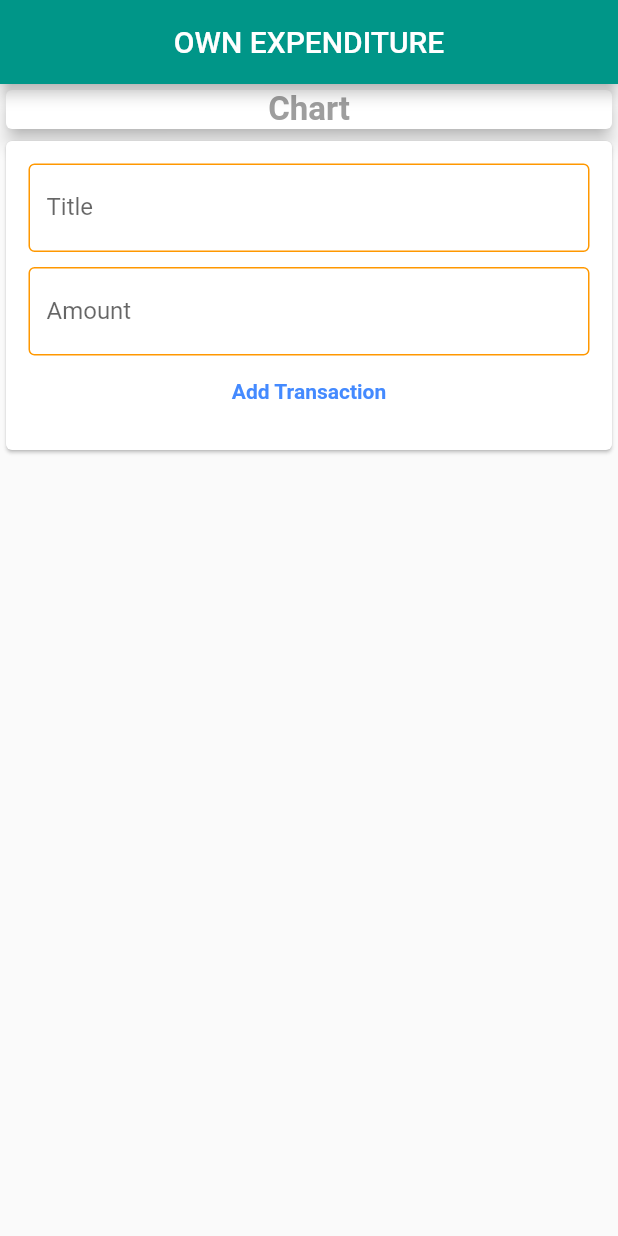
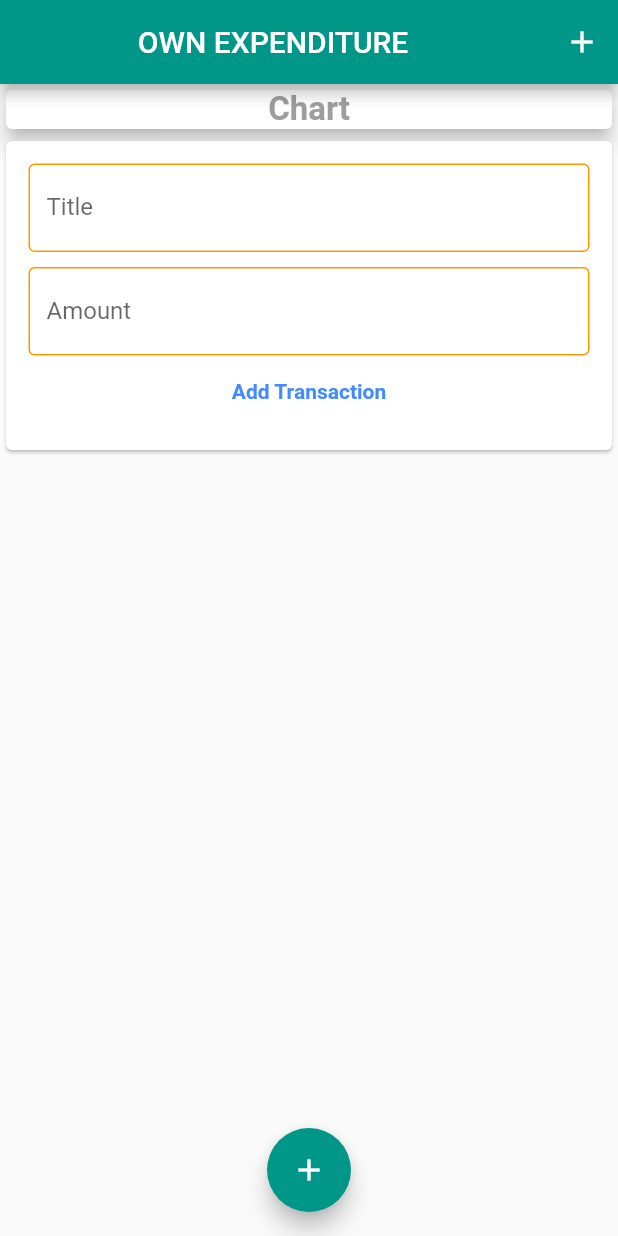
Before and after one commit to shishir2sr/Flutter_Own_Expense_Tracker, a Flutter app: the screen it shows after launch, on a phone screen of 412 x 824 dp. Run offline on Flutter 3.47's test engine with Material 2 defaults, Android fonts, the phone set to English and light mode, and no system bars.

Commit message:
Floating action button added

```diff
--- a/lib/main.dart
+++ b/lib/main.dart
@@ -19,8 +19,6 @@ class MyApp extends StatelessWidget {
 class MyHomePage extends StatelessWidget {
   MyHomePage({Key key}) : super(key: key);
 
-  final titleController = TextEditingController();
-  final amountController = TextEditingController();
   @override
   Widget build(BuildContext context) {
     return Scaffold(
@@ -32,6 +30,9 @@ class MyHomePage extends StatelessWidget {
             style: TextStyle(),
           ),
         ),
+        actions: <Widget>[
+          IconButton(icon: Icon(Icons.add), onPressed: () => {})
+        ],
       ),
       body: Column(
         mainAxisAlignment: MainAxisAlignment.start,
@@ -55,6 +56,14 @@ class MyHomePage extends StatelessWidget {
           userTransaction()
         ],
       ),
+      floatingActionButtonLocation: FloatingActionButtonLocation.centerFloat,
+      floatingActionButton: FloatingActionButton(
+        backgroundColor: Colors.teal,
+        child: Icon(
+          Icons.add,
+        ),
+        onPressed: () => {},
+      ),
     );
   }
 }
```
